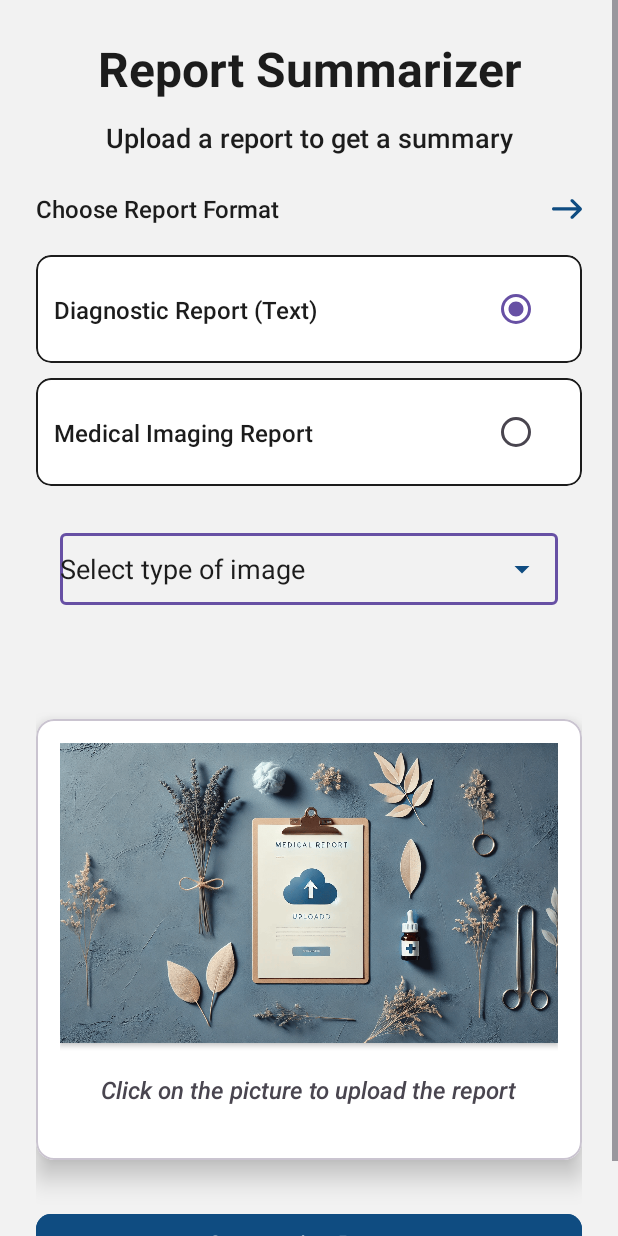
After one commit to JaspreetSingh-exe/ReportSesne-Agentic-AI-FrontEnd, an Android app: the fragment ReportUploadFragment shown on its own in the app's theme, on a phone screen of 412 x 824 dp. The commit adds this screen. Run offline under Robolectric (Android 15) with nearby library versions, the phone set to English and light mode, and no system bars.

Commit message:
Added ReportUploadFragment and SummaryFragment UI design

```diff
--- /dev/null
+++ b/app/src/main/java/com/example/reportsesneagenticai/Fragments/ReportUploadFragment.kt
@@ -0,0 +1,60 @@
+package com.example.reportsesneagenticai.Fragments
+
+import android.os.Bundle
+import androidx.fragment.app.Fragment
+import android.view.LayoutInflater
+import android.view.View
+import android.view.ViewGroup
+import com.example.reportsesneagenticai.R
+
+// TODO: Rename parameter arguments, choose names that match
+// the fragment initialization parameters, e.g. ARG_ITEM_NUMBER
+private const val ARG_PARAM1 = "param1"
+private const val ARG_PARAM2 = "param2"
+
+/**
+ * A simple [Fragment] subclass.
+ * Use the [ReportUploadFragment.newInstance] factory method to
+ * create an instance of this fragment.
+ */
+class ReportUploadFragment : Fragment() {
+    // TODO: Rename and change types of parameters
+    private var param1: String? = null
+    private var param2: String? = null
+
+    override fun onCreate(savedInstanceState: Bundle?) {
+        super.onCreate(savedInstanceState)
+        arguments?.let {
+            param1 = it.getString(ARG_PARAM1)
+            param2 = it.getString(ARG_PARAM2)
+        }
+    }
+
+    override fun onCreateView(
+        inflater: LayoutInflater, container: ViewGroup?,
+        savedInstanceState: Bundle?
+    ): View? {
+        // Inflate the layout for this fragment
+        return inflater.inflate(R.layout.fragment_report_upload, container, false)
+    }
+
+    companion object {
+        /**
+         * Use this factory method to create a new instance of
+         * this fragment using the provided parameters.
+         *
+         * @param param1 Parameter 1.
+         * @param param2 Parameter 2.
+         * @return A new instance of fragment ReportUploadFragment.
+         */
+        // TODO: Rename and change types and number of parameters
+        @JvmStatic
+        fun newInstance(param1: String, param2: String) =
+            ReportUploadFragment().apply {
+                arguments = Bundle().apply {
+                    putString(ARG_PARAM1, param1)
+                    putString(ARG_PARAM2, param2)
+                }
+            }
+    }
+}
--- /dev/null
+++ b/app/src/main/res/drawable/ic_right_arrow.xml
@@ -0,0 +1,12 @@
+<vector xmlns:android="http://schemas.android.com/apk/res/android"
+    android:width="80dp"
+    android:height="80dp"
+    android:viewportWidth="38"
+    android:viewportHeight="38">
+  <path
+      android:pathData="M26.812,7.08L37.325,17.504L37.413,17.586C37.765,17.935 37.97,18.395 38,18.938L37.998,19.121C37.973,19.551 37.808,19.963 37.484,20.331L37.361,20.458L26.812,30.92C26.032,31.693 24.771,31.693 23.99,30.92C23.206,30.142 23.206,28.876 23.99,28.098L31.274,20.874L1.999,20.875C0.897,20.875 0,19.985 0,18.884C0,17.782 0.897,16.892 1.999,16.892L31.039,16.892L23.99,9.902C23.206,9.124 23.206,7.858 23.99,7.08C24.771,6.307 26.032,6.307 26.812,7.08Z"
+      android:strokeWidth="1"
+      android:fillColor="#0F4C81"
+      android:fillType="nonZero"
+      android:strokeColor="#00000000"/>
+</vector>
--- /dev/null
+++ b/app/src/main/res/layout/fragment_report_upload.xml
@@ -0,0 +1,257 @@
+<?xml version="1.0" encoding="utf-8"?>
+<ScrollView
+    xmlns:android="http://schemas.android.com/apk/res/android"
+    xmlns:tools="http://schemas.android.com/tools"
+    xmlns:app="http://schemas.android.com/apk/res-auto"
+    android:layout_width="match_parent"
+    android:layout_height="match_parent"
+    android:background="@color/light_cream"
+    android:fillViewport="true"
+    tools:context=".Fragments.ReportUploadFragment">
+
+    <androidx.constraintlayout.widget.ConstraintLayout
+        android:layout_width="match_parent"
+        android:layout_height="wrap_content"
+        android:padding="24dp">
+
+        <!-- Title -->
+        <TextView
+            android:id="@+id/title"
+            android:layout_width="0dp"
+            android:layout_height="wrap_content"
+            android:text="Report Summarizer"
+            android:textStyle="bold"
+            android:textSize="32sp"
+            android:gravity="center"
+            android:textColor="@color/dark_grey"
+            app:layout_constraintTop_toTopOf="parent"
+            app:layout_constraintStart_toStartOf="parent"
+            app:layout_constraintEnd_toEndOf="parent" />
+
+        <!-- Subtitle -->
+        <TextView
+            android:id="@+id/subtitle"
+            android:layout_width="0dp"
+            android:layout_height="wrap_content"
+            android:text="Upload a report to get a summary"
+            android:textSize="18sp"
+            android:gravity="center"
+            android:textColor="@color/dark_grey"
+            android:fontFamily="sans-serif-medium"
+            android:layout_marginTop="12dp"
+            app:layout_constraintTop_toBottomOf="@id/title"
+            app:layout_constraintStart_toStartOf="parent"
+            app:layout_constraintEnd_toEndOf="parent" />
+
+        <!-- Choose a File Section -->
+        <androidx.constraintlayout.widget.ConstraintLayout
+            android:id="@+id/fileSection"
+            android:layout_width="0dp"
+            android:layout_height="wrap_content"
+            android:layout_marginTop="24dp"
+            app:layout_constraintTop_toBottomOf="@id/subtitle"
+            app:layout_constraintStart_toStartOf="parent"
+            app:layout_constraintEnd_toEndOf="parent">
+
+            <TextView
+                android:id="@+id/chooseFileText"
+                android:layout_width="wrap_content"
+                android:layout_height="wrap_content"
+                android:text="Choose Report Format"
+                android:textSize="16sp"
+                android:textColor="@color/dark_grey"
+                android:fontFamily="sans-serif-medium"
+                app:layout_constraintTop_toTopOf="parent"
+                app:layout_constraintBottom_toBottomOf="parent"
+                app:layout_constraintStart_toStartOf="parent" />
+
+            <ImageView
+                android:id="@+id/rightArrow"
+                android:layout_width="20dp"
+                android:layout_height="20dp"
+                android:src="@drawable/ic_right_arrow"
+                android:contentDescription="Arrow"
+                app:layout_constraintTop_toTopOf="@id/chooseFileText"
+                app:layout_constraintBottom_toBottomOf="@id/chooseFileText"
+                app:layout_constraintEnd_toEndOf="parent" />
+        </androidx.constraintlayout.widget.ConstraintLayout>
+
+        <!-- Text Report Card -->
+        <com.google.android.material.card.MaterialCardView
+            android:id="@+id/textReportCard"
+            android:layout_width="0dp"
+            android:layout_height="wrap_content"
+            android:layout_marginTop="20dp"
+            android:layout_marginBottom="12dp"
+            android:backgroundTint="@color/white"
+            app:cardCornerRadius="10dp"
+            app:strokeColor="@color/dark_grey"
+            app:strokeWidth="1dp"
+            app:cardElevation="0dp"
+            app:layout_constraintTop_toBottomOf="@id/fileSection"
+            app:layout_constraintStart_toStartOf="parent"
+            app:layout_constraintEnd_toEndOf="parent">
+
+            <androidx.constraintlayout.widget.ConstraintLayout
+                android:layout_width="match_parent"
+                android:layout_height="wrap_content"
+                android:padding="12dp">
+
+                <TextView
+                    android:id="@+id/textLabel"
+                    android:layout_width="0dp"
+                    android:layout_height="wrap_content"
+                    android:text="Diagnostic Report (Text)"
+                    android:textColor="@color/dark_grey"
+                    android:textSize="16sp"
+                    android:fontFamily="sans-serif-medium"
+                    app:layout_constraintStart_toStartOf="parent"
+                    app:layout_constraintTop_toTopOf="parent"
+                    app:layout_constraintBottom_toBottomOf="parent"
+                    app:layout_constraintEnd_toStartOf="@id/radioText" />
+
+                <com.google.android.material.radiobutton.MaterialRadioButton
+                    android:id="@+id/radioText"
+                    android:layout_width="wrap_content"
+                    android:layout_height="wrap_content"
+                    android:checked="true"
+                    android:buttonTint="@color/navy_blue"
+                    app:layout_constraintEnd_toEndOf="parent"
+                    app:layout_constraintTop_toTopOf="parent"
+                    app:layout_constraintBottom_toBottomOf="parent"/>
+            </androidx.constraintlayout.widget.ConstraintLayout>
+        </com.google.android.material.card.MaterialCardView>
+
+        <!-- Image Report Card -->
+        <com.google.android.material.card.MaterialCardView
+            android:id="@+id/imageReportCard"
+            android:layout_width="0dp"
+            android:layout_height="wrap_content"
+            android:backgroundTint="@color/white"
+            app:cardCornerRadius="10dp"
+            app:strokeColor="@color/dark_grey"
+            app:strokeWidth="1dp"
+            app:cardElevation="0dp"
+            android:layout_marginTop="10dp"
+            app:layout_constraintTop_toBottomOf="@id/textReportCard"
+            app:layout_constraintStart_toStartOf="parent"
+            app:layout_constraintEnd_toEndOf="parent">
+
+            <androidx.constraintlayout.widget.ConstraintLayout
+                android:layout_width="match_parent"
+                android:layout_height="wrap_content"
+                android:padding="12dp">
+
+                <TextView
+                    android:id="@+id/imageLabel"
+                    android:layout_width="0dp"
+                    android:layout_height="wrap_content"
+                    android:text="Medical Imaging Report"
+                    android:textColor="@color/dark_grey"
+                    android:textSize="16sp"
+                    android:fontFamily="sans-serif-medium"
+                    app:layout_constraintStart_toStartOf="parent"
+                    app:layout_constraintTop_toTopOf="parent"
+                    app:layout_constraintBottom_toBottomOf="parent"
+                    app:layout_constraintEnd_toStartOf="@id/radioImage" />
+
+                <com.google.android.material.radiobutton.MaterialRadioButton
+                    android:id="@+id/radioImage"
+                    android:layout_width="wrap_content"
+                    android:layout_height="wrap_content"
+                    android:buttonTint="@color/navy_blue"
+                    app:layout_constraintEnd_toEndOf="parent"
+                    app:layout_constraintTop_toTopOf="parent"
+                    app:layout_constraintBottom_toBottomOf="parent"/>
+            </androidx.constraintlayout.widget.ConstraintLayout>
+        </com.google.android.material.card.MaterialCardView>
+
+        <!-- Image Type Dropdown -->
+        <com.google.android.material.textfield.TextInputLayout
+            android:id="@+id/imageTypeInputLayout"
+            android:layout_width="0dp"
+            android:layout_height="wrap_content"
+            android:layout_marginTop="10dp"
+            android:padding="16dp"
+            app:hintTextColor="@color/dark_grey"
+            app:endIconMode="dropdown_menu"
+            app:endIconTint="@color/navy_blue"
+            app:boxStrokeWidth="0dp"
+            app:layout_constraintTop_toBottomOf="@id/imageReportCard"
+            app:layout_constraintStart_toStartOf="parent"
+            app:layout_constraintEnd_toEndOf="parent">
+
+            <com.google.android.material.textfield.MaterialAutoCompleteTextView
+                android:id="@+id/imageTypeDropdown"
+                android:layout_width="match_parent"
+                android:layout_height="48dp"
+                android:text="Select type of image"
+                android:textColor="@color/dark_grey"
+                android:textColorHint="@color/dark_grey"
+                android:inputType="none"
+                android:backgroundTint="@android:color/darker_gray" />
+        </com.google.android.material.textfield.TextInputLayout>
+
+        <!-- Upload CardView -->
+        <com.google.android.material.card.MaterialCardView
+            android:id="@+id/uploadCard"
+            android:layout_width="0dp"
+            android:layout_height="wrap_content"
+            android:layout_marginTop="60dp"
+            android:backgroundTint="@color/white"
+            app:cardElevation="10dp"
+            app:layout_constraintTop_toBottomOf="@id/imageTypeInputLayout"
+            app:layout_constraintStart_toStartOf="parent"
+            app:layout_constraintEnd_toEndOf="parent">
+
+            <LinearLayout
+                android:layout_width="match_parent"
+                android:layout_height="wrap_content"
+                android:orientation="vertical"
+                android:gravity="center"
+                android:padding="16dp">
+
+                <androidx.cardview.widget.CardView
+                    android:id="@+id/cardUploadView"
+                    android:layout_width="match_parent"
+                    android:layout_height="200dp"
+                    android:backgroundTint="@color/white"
+                    app:cardCornerRadius="0dp">
+
+                    <ImageView
+                        android:layout_width="match_parent"
+                        android:layout_height="match_parent"
+                        android:scaleType="centerCrop"
+                        android:src="@drawable/report_photo_upload" />
+                </androidx.cardview.widget.CardView>
+
+                <TextView
+                    android:layout_width="wrap_content"
+                    android:layout_height="wrap_content"
+                    android:text="Click on the picture to upload the report"
+                    android:textStyle="italic"
+                    android:layout_marginTop="20dp"
+                    android:layout_marginBottom="20dp"
+                    android:textSize="16sp"
+                    android:fontFamily="sans-serif-medium" />
+            </LinearLayout>
+        </com.google.android.material.card.MaterialCardView>
+
+        <!-- Submit Button -->
+        <com.google.android.material.button.MaterialButton
+            android:id="@+id/submitBtn"
+            android:layout_width="0dp"
+            android:layout_height="wrap_content"
+            android:text="Summarize Report"
+            android:textSize="16sp"
+            android:textColor="@android:color/white"
+            android:fontFamily="sans-serif-medium"
+            android:backgroundTint="@color/navy_blue"
+            app:cornerRadius="10dp"
+            android:layout_marginTop="32dp"
+            android:layout_marginBottom="16dp"
+            app:layout_constraintTop_toBottomOf="@id/uploadCard"
+            app:layout_constraintStart_toStartOf="parent"
+            app:layout_constraintEnd_toEndOf="parent" />
+    </androidx.constraintlayout.widget.ConstraintLayout>
+</ScrollView>
--- a/app/src/main/res/values/strings.xml
+++ b/app/src/main/res/values/strings.xml
@@ -1,3 +1,5 @@
 <resources>
     <string name="app_name">ReportSesne Agentic AI</string>
+    <!-- TODO: Remove or change this placeholder text -->
+    <string name="hello_blank_fragment">Hello blank fragment</string>
 </resources>
```
Also changed, not shown: app/src/main/java/com/example/reportsesneagenticai/Fragments/SummaryFragment.kt (added, +60 -0 lines), app/src/main/res/drawable/ic_report_upload_icon.xml (added, +17 -0 lines), app/src/main/res/layout/fragment_summary.xml (added, +137 -0 lines), app/src/main/res/drawable/report_photo_upload.png (added).
